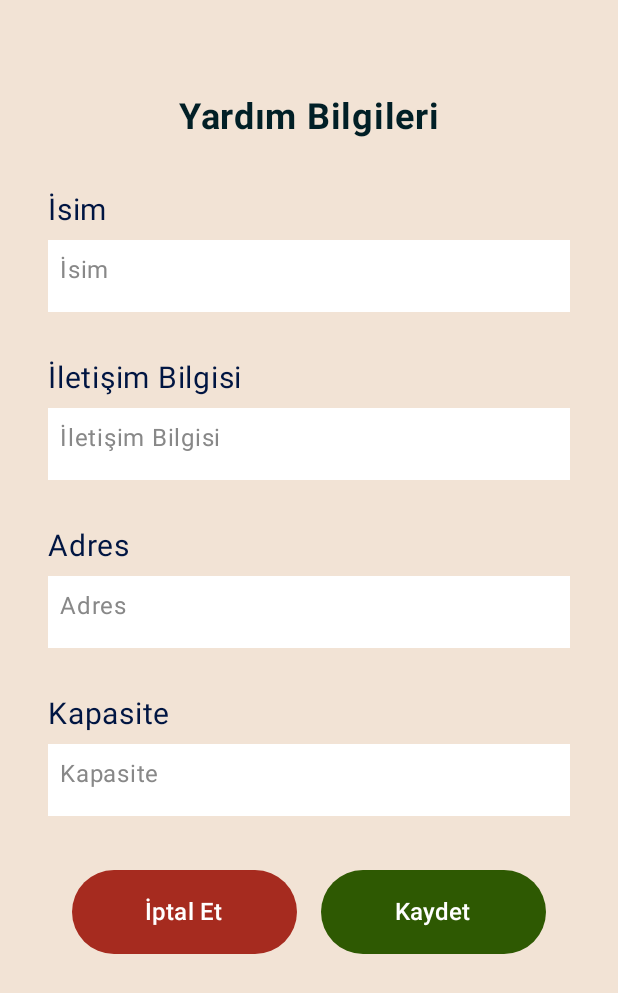
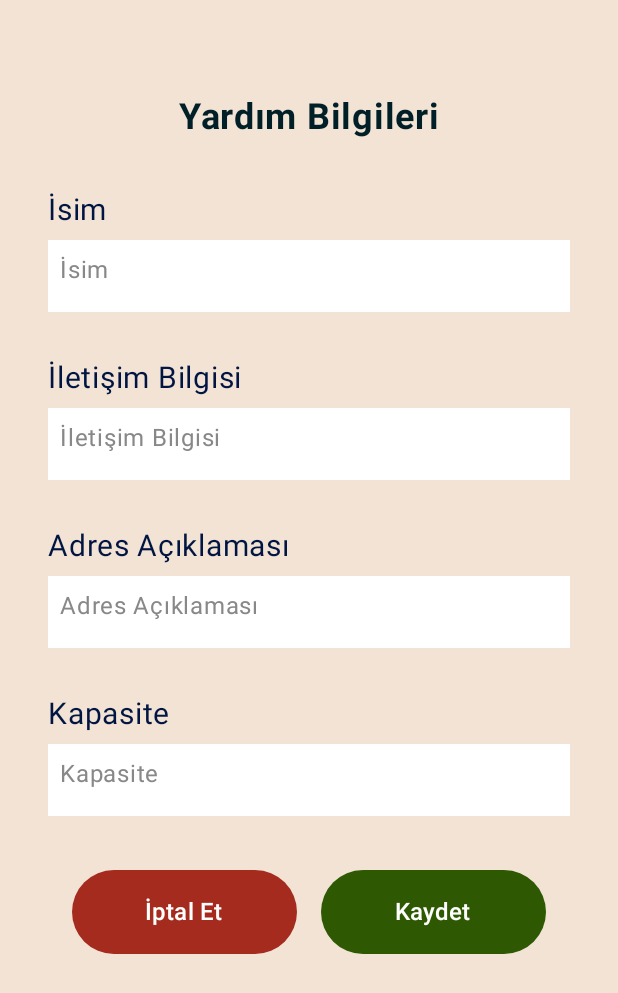
Before and after one commit to emretahtali/DisasterApp, an Android app built with Jetpack Compose: the HelpFormScreen screen opened through its navigation route, on a phone screen of 412 x 824 dp. Shown: the top 993 px of the screen. Run offline under Robolectric (Android 15) with nearby library versions, the phone set to English and light mode, and no system bars; our stand-ins replace Firebase (no records; nobody signed in at launch, a user with empty details on screens opened directly).

Commit message:
icons and such

```diff
--- a/app/src/main/java/com/example/disasterapp/HelpForm.kt
+++ b/app/src/main/java/com/example/disasterapp/HelpForm.kt
@@ -80,7 +80,7 @@ fun HelpFormScreen( navController: NavController ) {
         FormField(
             value = address.value,
             onValueChange = { address.value = it },
-            label = "Adres",
+            label = "Adres Açıklaması",
             minHeight = 48.dp
         )
 
--- a/app/src/main/java/com/example/disasterapp/MainScreen.kt
+++ b/app/src/main/java/com/example/disasterapp/MainScreen.kt
@@ -1,6 +1,7 @@
 package com.example.disasterapp
 
 import android.content.Context
+import androidx.compose.foundation.Image
 import androidx.compose.foundation.background
 import androidx.compose.foundation.layout.*
 import androidx.compose.foundation.shape.CircleShape
@@ -24,6 +25,7 @@ import androidx.compose.ui.unit.dp
 import androidx.navigation.NavController
 import androidx.compose.ui.graphics.Color
 import androidx.compose.ui.Alignment
+import androidx.compose.ui.res.painterResource
 import androidx.compose.ui.zIndex
 
 @Composable
@@ -93,10 +95,10 @@ fun MainScreen(
                         .size(80.dp)
                         .zIndex(3f) // Gölge altında kalmasını sağlar
                 ) {
-                    Icon(
-                        imageVector = Icons.Default.Add,
-                        contentDescription = "add item",
-                        tint = Color.White
+                    Image(
+                        painter = painterResource(id = R.drawable.handshake),
+                        contentDescription = null,
+                        modifier = Modifier.size(32.dp)
                     )
                 }
             }
```
Also changed, not shown: app/src/main/res/drawable/handshake.png (added), app/src/main/res/drawable/internet.png, app/src/main/res/drawable/restaurant.png, app/src/main/res/drawable/shelter.png.
